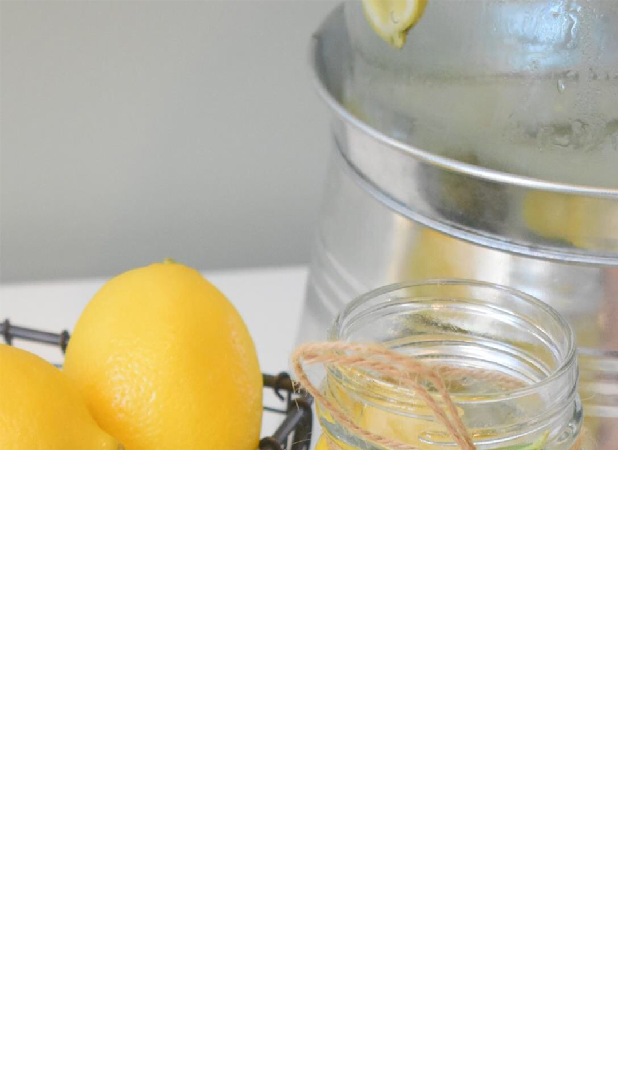
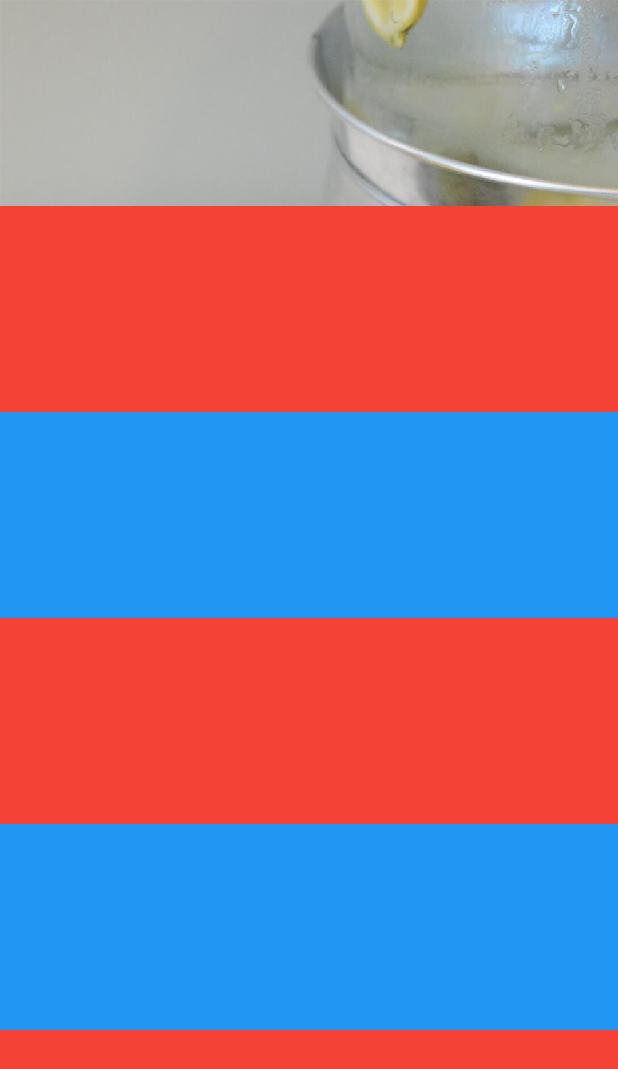
Before and after one commit to bladeofgod/listview_perspective_item, a Flutter app: the screen it shows after launch, on a phone screen of 412 x 824 dp. Shown: the top 1069 px of the screen. Run offline on Flutter 3.47's test engine with Material 2 defaults, Android fonts, the phone set to English and light mode, and no system bars.

Commit message:
list view

```diff
--- a/lib/demo_page.dart
+++ b/lib/demo_page.dart
@@ -16,7 +16,22 @@ class DemoPage extends StatefulWidget{
 
 class DemoPageState extends State<DemoPage> {
 
+  final ScrollController controller = ScrollController();
+
   double top = 0;
+
+  @override
+  void initState() {
+    // TODO: implement initState
+    super.initState();
+    // controller.addListener(() {
+    //   //debugPrint('${controller.position.pixels}');
+    //   if(key.currentContext != null){
+    //     RenderBox renderBox = key.currentContext.findRenderObject() as RenderBox;
+    //     debugPrint('${renderBox.localToGlobal(Offset.zero)}');
+    //   }
+    // });
+  }
 
   @override
   Widget build(BuildContext context) {
@@ -25,7 +40,8 @@ class DemoPageState extends State<DemoPage> {
       child: Container(
         color: Colors.white,
         width: size.width,height: size.height,
-        child: DrawImageItem(),
+        child: listView(size),
+        // DrawImageItem(size: size,),
       ),
     );
   }
@@ -34,12 +50,22 @@ class DemoPageState extends State<DemoPage> {
 
   Widget listView(Size size){
     return ListView(
+      controller: controller,
       children: List.generate(30, (index){
-        return Container(
+        return index == 0 ? specialOne(size): Container(
           width: size.width,height: size.height/6,
           color: index % 2 == 0 ? Colors.blue : Colors.red,
         );
       }),
+    );
+  }
+
+  final GlobalKey key = GlobalKey();
+
+  Widget specialOne(Size size){
+    return Container(
+      width: size.width,height: size.height/6,
+      child: DrawImageItem(size: size, controller: controller),
     );
   }
 
@@ -48,17 +74,25 @@ class DemoPageState extends State<DemoPage> {
 
 
 class DrawImageItem extends StatefulWidget{
+  final Size size;
+  final ScrollController controller;
+
+  const DrawImageItem({Key key, @required this.size,@required this.controller}) : super(key: key);
   @override
   State<StatefulWidget> createState() {
-    return DrawImageItemState();
+    return DrawImageItemState(size,controller);
   }
 
 }
 
 class DrawImageItemState extends State<DrawImageItem> {
   final Image image = Image.asset('assets/lemon.png');
+  final ScrollController controller;
+
+  final Size size ;
 
   ui.Image uiImage;
+  DrawImageItemState(this.size,this.controller);
 
   @override
   void initState() {
@@ -66,9 +100,7 @@ class DrawImageItemState extends State<DrawImageItem> {
     WidgetsBinding.instance.addPostFrameCallback((timeStamp) {
       final ImageStream newStream = image.image.resolve(createLocalImageConfiguration(context));
       newStream.addListener(ImageStreamListener((image,_){
-        debugPrint('stream ');
         if(image?.image != null){
-          debugPrint('stream image');
           uiImage = image.image;
           setState(() {
 
@@ -77,8 +109,26 @@ class DrawImageItemState extends State<DrawImageItem> {
       }));
     });
 
+    initListener();
+
 
   }
+
+  double topDis = 0;
+  void initListener(){
+    controller.addListener(() {
+      if(mounted && context != null){
+        final RenderBox renderBox = context.findRenderObject() as RenderBox;
+        Offset globalPos = renderBox.localToGlobal(Offset.zero);
+        topDis = globalPos.dy;
+        debugPrint('-- $topDis');
+        setState(() {
+
+        });
+      }
+    });
+  }
+
 
   ImageConfiguration createLocalImageConfiguration(BuildContext context, { Size size }) {
     return ImageConfiguration(
@@ -93,13 +143,16 @@ class DrawImageItemState extends State<DrawImageItem> {
 
   @override
   Widget build(BuildContext context) {
-    final size = MediaQuery.of(context).size;
+
     return uiImage == null ?
     Center(child: Text('loading'),)
-        : slideViewPort(size);
+        :  CustomPaint(
+      painter: MyPaint(uiImage,size,topDis,size.height/6),
+    );
+    //slideViewPort(size);
   }
 
-  double topDis = 0;
+
 
   Widget slideViewPort(Size size){
     return GestureDetector(
@@ -108,13 +161,14 @@ class DrawImageItemState extends State<DrawImageItem> {
       },
       onVerticalDragUpdate: (updateDetails){
         topDis += updateDetails.delta.dy;
+        topDis = math.min(0, topDis);
         setState(() {
 
         });
 
       },
       child: CustomPaint(
-        painter: MyPaint(uiImage,size,topDis),
+        painter: MyPaint(uiImage,size,topDis,300),
       ),
     );
   }
@@ -125,6 +179,7 @@ class DrawImageItemState extends State<DrawImageItem> {
 
 class MyPaint extends CustomPainter{
 
+  final double viewPortHeight;
   final ui.Image _image;
   final Size size;
   final double widthRatio;
@@ -132,12 +187,12 @@ class MyPaint extends CustomPainter{
   ///顶部偏移
   final double topDelta;
 
-  MyPaint(this._image,this.size,this.topDelta)
+  MyPaint(this._image,this.size,this.topDelta,this.viewPortHeight)
       : widthRatio = _image.width / size.width,
         heightRatio = _image.height / size.height{
-    srcRect= Rect.fromLTWH(0,math.min(topDelta*widthRatio, _image.height.floorToDouble() - (300*widthRatio)),
-        size.width * widthRatio, 300 * heightRatio);
-    dstRect = Rect.fromLTWH(0,math.min(topDelta, size.height-300), size.width, 300);
+    srcRect= Rect.fromLTWH(0,math.min(topDelta*widthRatio, _image.height.floorToDouble() - (viewPortHeight*widthRatio)),
+        size.width * widthRatio, viewPortHeight * heightRatio);
+    dstRect = Rect.fromLTWH(0,math.min(topDelta, size.height-viewPortHeight), size.width, viewPortHeight);
   }
 
   Rect srcRect ;
@@ -146,7 +201,7 @@ class MyPaint extends CustomPainter{
 
   @override
   void paint(Canvas canvas, Size size) {
-
+    debugPrint('$srcRect');
     canvas.drawImageRect(_image, srcRect, dstRect, myPaint);
   }
 
```
Also changed, not shown: lib/atlas_image.dart (added, +19 -0 lines).
